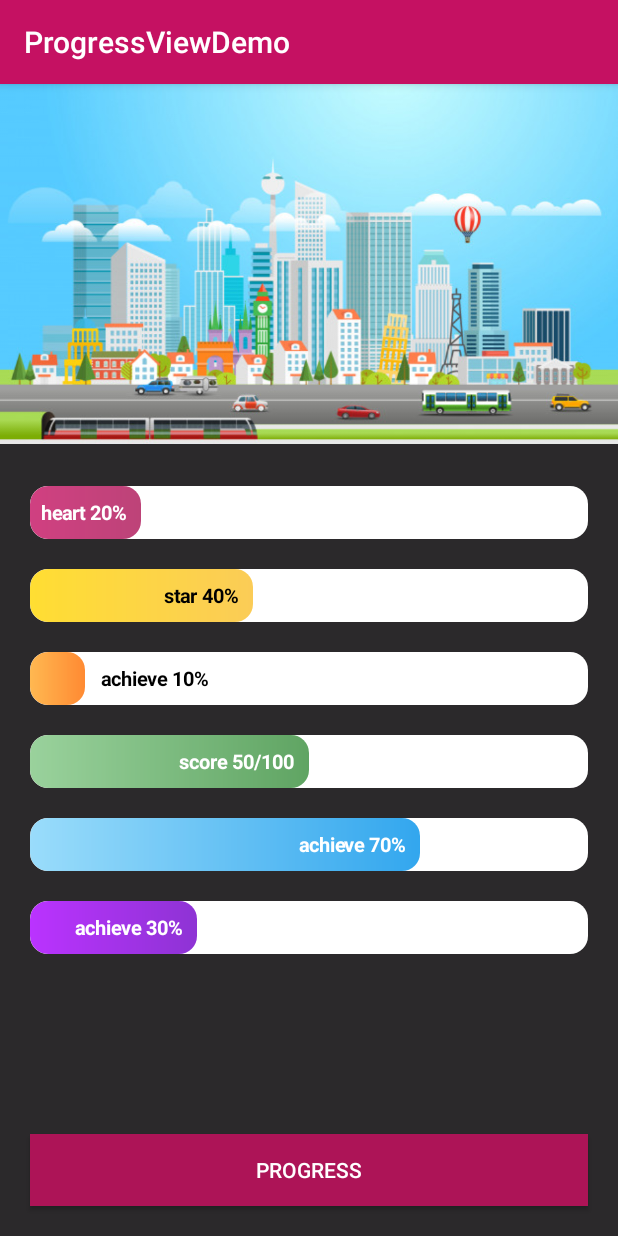
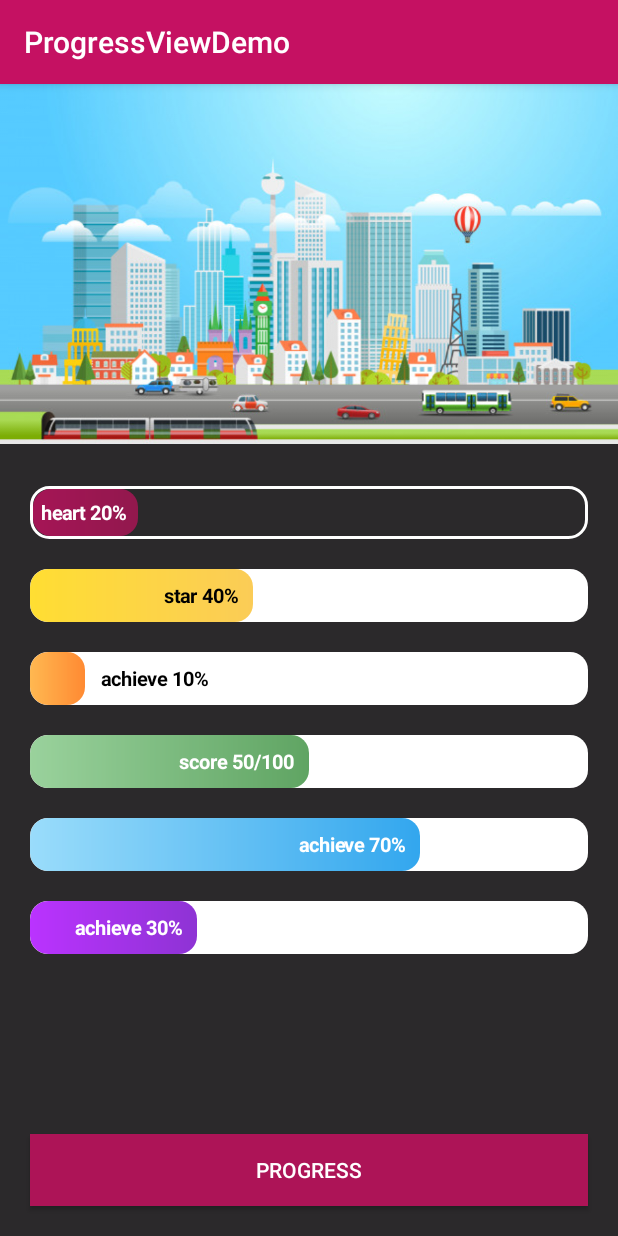
Before and after one commit to skydoves/ProgressView, an Android app: the screen it shows after launch (MainActivity), on a phone screen of 412 x 824 dp. Run offline under Robolectric (Android 15) with nearby library versions, the phone set to English and light mode, and no system bars; libraries missing offline, so code that uses them is left out: com.skydoves.balloon.

Commit message:
Implement borderWidth and borderColor attributes and remove progress padding attribute

```diff
--- a/app/src/main/java/com/skydoves/progressviewdemo/MainActivity.kt
+++ b/app/src/main/java/com/skydoves/progressviewdemo/MainActivity.kt
@@ -20,7 +20,13 @@ import android.os.Bundle
 import androidx.appcompat.app.AppCompatActivity
 import com.skydoves.balloon.Balloon
 import com.skydoves.balloon.balloon
-import kotlinx.android.synthetic.main.activity_main.*
+import kotlinx.android.synthetic.main.activity_main.button
+import kotlinx.android.synthetic.main.activity_main.progressView
+import kotlinx.android.synthetic.main.activity_main.progressView1
+import kotlinx.android.synthetic.main.activity_main.progressView2
+import kotlinx.android.synthetic.main.activity_main.progressView3
+import kotlinx.android.synthetic.main.activity_main.progressView4
+import kotlinx.android.synthetic.main.activity_main.progressView5
 
 class MainActivity : AppCompatActivity() {
 
@@ -34,24 +40,18 @@ class MainActivity : AppCompatActivity() {
     progressView.setOnProgressChangeListener { progressView.labelText = "heart ${it.toInt()}%" }
     progressView1.setOnProgressChangeListener { progressView1.labelText = "star ${it.toInt()}%" }
     progressView2.setOnProgressChangeListener { progressView2.labelText = "achieve ${it.toInt()}%" }
-    progressView3.setOnProgressChangeListener { progressView3.labelText = "score ${it.toInt()}/100" }
+    progressView3.setOnProgressChangeListener {
+      progressView3.labelText = "score ${it.toInt()}/100"
+    }
     progressView4.setOnProgressChangeListener { progressView4.labelText = "achieve ${it.toInt()}%" }
     progressView5.setOnProgressChangeListener { progressView5.labelText = "achieve ${it.toInt()}%" }
 
     progressView.setOnProgressClickListener {
-      if (customTagBalloon.isShowing) {
-        customTagBalloon.dismiss()
-      } else {
-        customTagBalloon.showAlignTop(progressView.highlightView)
-      }
+      customTagBalloon.showAlignTop(progressView.highlightView)
     }
 
     progressView1.setOnProgressClickListener {
-      if (customStarBalloon.isShowing) {
-        customStarBalloon.dismiss()
-      } else {
-        customStarBalloon.showAlignTop(progressView1.highlightView)
-      }
+      customStarBalloon.showAlignTop(progressView1.highlightView)
     }
 
     button.setOnClickListener {
--- a/app/src/main/java/com/skydoves/progressviewdemo/StarBalloonFactory.kt
+++ b/app/src/main/java/com/skydoves/progressviewdemo/StarBalloonFactory.kt
@@ -38,6 +38,7 @@ class StarBalloonFactory : Balloon.Factory() {
       setCornerRadius(4f)
       setBackgroundColor(ContextCompat.getColor(context, R.color.background800))
       setBalloonAnimation(BalloonAnimation.ELASTIC)
+      setDismissWhenShowAgain(true)
       setLifecycleOwner(lifecycle)
     }
   }
--- a/app/src/main/java/com/skydoves/progressviewdemo/TagBalloonFactory.kt
+++ b/app/src/main/java/com/skydoves/progressviewdemo/TagBalloonFactory.kt
@@ -38,6 +38,7 @@ class TagBalloonFactory : Balloon.Factory() {
       setCornerRadius(4f)
       setBackgroundColor(ContextCompat.getColor(context, R.color.white))
       setBalloonAnimation(BalloonAnimation.ELASTIC)
+      setDismissWhenShowAgain(true)
       setLifecycleOwner(lifecycle)
     }
   }
--- a/app/src/main/res/layout/activity_main.xml
+++ b/app/src/main/res/layout/activity_main.xml
@@ -34,7 +34,9 @@
       android:layout_marginLeft="20dp"
       android:layout_marginTop="28dp"
       android:layout_marginRight="20dp"
-      app:progressView_colorBackground="@color/white"
+      app:progressView_borderColor="@color/white"
+      app:progressView_borderWidth="2dp"
+      app:progressView_colorBackground="@android:color/transparent"
       app:progressView_colorGradientEnd="@color/colorPrimaryDark"
       app:progressView_colorGradientStart="@color/colorPrimary"
       app:progressView_colorProgress="@color/skyBlue"
@@ -46,7 +48,6 @@
       app:progressView_labelSpace="10dp"
       app:progressView_labelText="heart 20%"
       app:progressView_labelTypeface="bold"
-      app:progressView_padding="1dp"
       app:progressView_progress="20"
       app:progressView_radius="12dp" />
 
--- a/progressview/src/main/java/com/skydoves/progressview/HighlightView.kt
+++ b/progressview/src/main/java/com/skydoves/progressview/HighlightView.kt
@@ -22,7 +22,6 @@ import android.graphics.drawable.Drawable
 import android.graphics.drawable.GradientDrawable
 import android.util.AttributeSet
 import android.view.View
-import android.view.ViewGroup
 import android.widget.FrameLayout
 import android.widget.LinearLayout
 import androidx.annotation.ColorInt
@@ -63,7 +62,7 @@ class HighlightView(
       field = value
       updateHighlightView()
     }
-  @Px var padding = dp2Px(0).toFloat()
+  @Px var padding = dp2Px(0)
     set(value) {
       field = value
       updateHighlightView()
@@ -113,10 +112,11 @@ class HighlightView(
       if (orientation == ProgressViewOrientation.VERTICAL) {
         gradientOrientation = GradientDrawable.Orientation.TOP_BOTTOM
       }
-      val gradient =
-        GradientDrawable(gradientOrientation, intArrayOf(colorGradientStart, colorGradientEnd))
-      gradient.cornerRadius = radius
-      this.bodyView.background = gradient
+      this.bodyView.background =
+        GradientDrawable(gradientOrientation,
+          intArrayOf(colorGradientStart, colorGradientEnd)).apply {
+          cornerRadius = radius
+        }
     } else if (this.drawable == null) {
       this.bodyView.background = GradientDrawable().apply {
         cornerRadius = radius
@@ -125,13 +125,11 @@ class HighlightView(
     } else {
       this.bodyView.background = this.drawable
     }
-    val params = LinearLayout.LayoutParams(
-      ViewGroup.LayoutParams.MATCH_PARENT,
-      ViewGroup.LayoutParams.MATCH_PARENT
-    ).apply {
-      setMargins(padding.toInt(), padding.toInt(), padding.toInt(), padding.toInt())
+    this.bodyView.layoutParams.apply {
+      if (this is MarginLayoutParams) {
+        setMargins(padding, padding, padding, padding)
+      }
     }
-    this.bodyView.layoutParams = params
     removeView(bodyView)
     addView(bodyView)
   }
@@ -142,11 +140,11 @@ class HighlightView(
       cornerRadius = radius
       setStroke(highlightThickness, highlightColor)
     }
-    this.strokeView.layoutParams =
-      ViewGroup.LayoutParams(
-        ViewGroup.LayoutParams.MATCH_PARENT,
-        ViewGroup.LayoutParams.MATCH_PARENT
-      )
+    this.strokeView.layoutParams.apply {
+      if (this is MarginLayoutParams) {
+        setMargins(padding, padding, padding, padding)
+      }
+    }
     removeView(strokeView)
     addView(strokeView)
   }
@@ -161,7 +159,7 @@ class HighlightView(
 
   private fun updateOnClickListener() {
     this.strokeView.setOnClickListener {
-      this.highlighting = !highlighting
+      this.highlighting = highlighting.not()
       this.onProgressClickListener?.onClickProgress(highlighting)
     }
   }
--- a/progressview/src/main/java/com/skydoves/progressview/ProgressView.kt
+++ b/progressview/src/main/java/com/skydoves/progressview/ProgressView.kt
@@ -142,6 +142,20 @@ class ProgressView : FrameLayout {
       updateProgressView()
     }
 
+  /** a border color of the [ProgressView]'s container. */
+  @ColorInt var borderColor: Int = colorBackground
+    set(value) {
+      field = value
+      updateProgressView()
+    }
+
+  /** a border size of the [ProgressView]'s container. */
+  @Px var borderWidth: Int = dp2Px(0)
+    set(value) {
+      field = value
+      updateProgressView()
+    }
+
   /** text of the [labelView] for presenting progress. */
   var labelText: CharSequence? = ""
     set(value) {
@@ -266,10 +280,10 @@ class ProgressView : FrameLayout {
     when (a.getInt(
       R.styleable.ProgressView_progressView_animation, progressAnimation.value
     )) {
-      0 -> this.progressAnimation = NORMAL
-      1 -> this.progressAnimation = BOUNCE
-      2 -> this.progressAnimation = DECELERATE
-      3 -> this.progressAnimation = ACCELERATEDECELERATE
+      NORMAL.value -> this.progressAnimation = NORMAL
+      BOUNCE.value -> this.progressAnimation = BOUNCE
+      DECELERATE.value -> this.progressAnimation = DECELERATE
+      ACCELERATEDECELERATE.value -> this.progressAnimation = ACCELERATEDECELERATE
     }
     this.min = a.getFloat(R.styleable.ProgressView_progressView_min, min)
     this.max = a.getFloat(R.styleable.ProgressView_progressView_max, max)
@@ -280,6 +294,10 @@ class ProgressView : FrameLayout {
         .toLong()
     this.colorBackground =
       a.getColor(R.styleable.ProgressView_progressView_colorBackground, colorBackground)
+    this.borderColor =
+      a.getColor(R.styleable.ProgressView_progressView_borderColor, borderColor)
+    this.borderWidth =
+      a.getDimensionPixelSize(R.styleable.ProgressView_progressView_borderWidth, borderWidth)
     this.autoAnimate = a.getBoolean(R.styleable.ProgressView_progressView_autoAnimate, autoAnimate)
     with(this.highlightView) {
       alpha = a.getFloat(R.styleable.ProgressView_progressView_highlightAlpha, highlightAlpha)
@@ -287,8 +305,8 @@ class ProgressView : FrameLayout {
       colorGradientStart =
         a.getColor(R.styleable.ProgressView_progressView_colorGradientStart, 65555)
       colorGradientEnd = a.getColor(R.styleable.ProgressView_progressView_colorGradientEnd, 65555)
-      radius = a.getDimension(R.styleable.ProgressView_progressView_radius, radius)
-      padding = a.getDimension(R.styleable.ProgressView_progressView_padding, padding)
+      radius = this@ProgressView.radius
+      padding = borderWidth
       highlightColor =
         a.getColor(R.styleable.ProgressView_progressView_highlightColor, highlightColor)
       highlightThickness = a.getDimension(
@@ -345,6 +363,7 @@ class ProgressView : FrameLayout {
     this.background = GradientDrawable().apply {
       cornerRadius = radius
       setColor(colorBackground)
+      setStroke(borderWidth, borderColor)
     }
   }
 
@@ -612,10 +631,6 @@ class ProgressView : FrameLayout {
       this.progressView.highlightView.radius = value
     }
 
-    fun setProgressbarPadding(@Px value: Float): Builder = apply {
-      this.progressView.highlightView.padding = value
-    }
-
     fun setHighlightColor(@ColorInt value: Int): Builder = apply {
       this.progressView.highlightView.highlightColor = value
     }
--- a/progressview/src/main/res/values/attrs_progressview.xml
+++ b/progressview/src/main/res/values/attrs_progressview.xml
@@ -51,6 +51,10 @@
     <attr name="progressView_colorGradientEnd" format="color" />
     <!--  starts filling animation automatically when finishing inflate. -->
     <attr name="progressView_autoAnimate" format="boolean" />
+    <!--  a border color of the progressbar container. -->
+    <attr name="progressView_borderColor" format="color" />
+    <!--  a border size of the progressbar container. -->
+    <attr name="progressView_borderWidth" format="dimension" />
     <!--  highlights the progressbar when clicked. -->
     <attr name="progressView_highlighting" format="boolean" />
     <!--  color of the highlighting effect. -->
```
